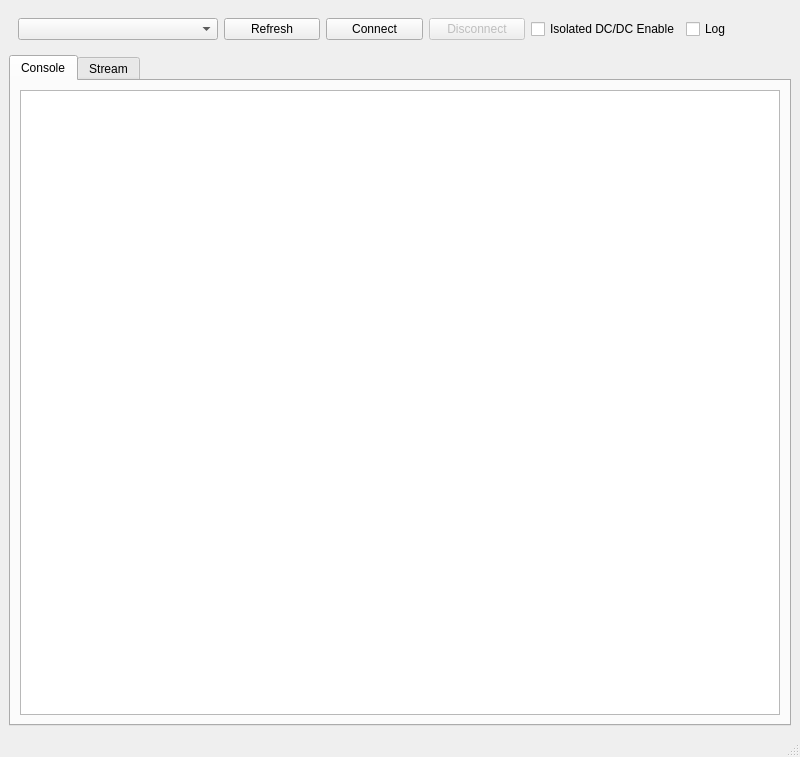
Before: the Qt Designer form main_window.ui in cosmogang/RFQ_test, drawn with Qt 5.
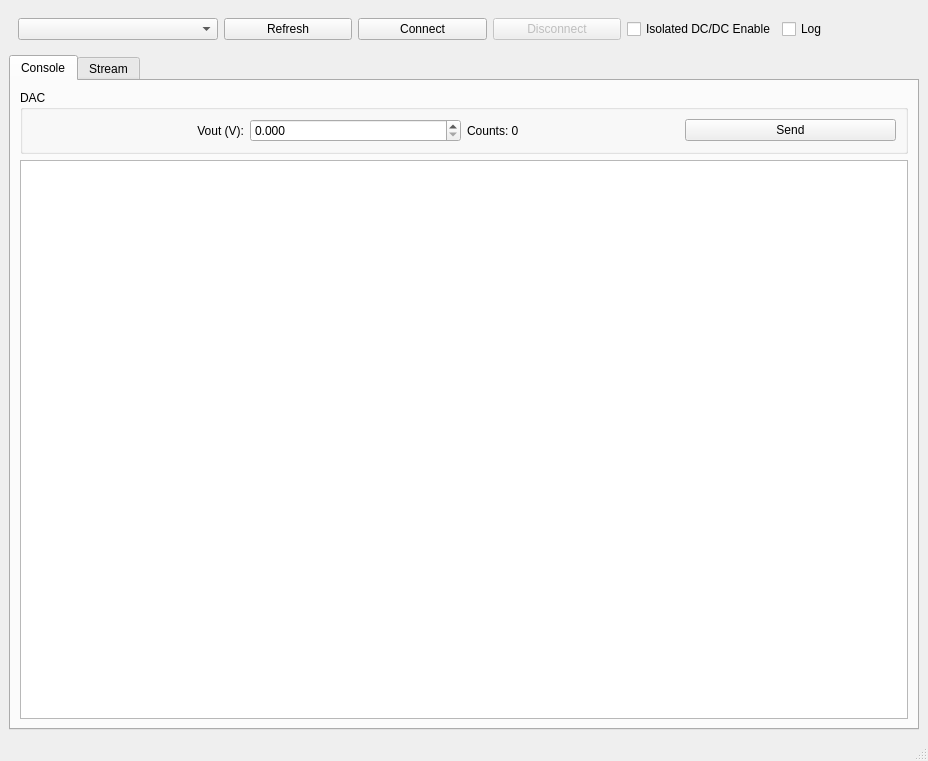
After: the same form once the commit is applied.

Commit message: Add DAC group to UI

The edit to the form file:
```diff
--- a/main_window.ui
+++ b/main_window.ui
@@ -6,8 +6,8 @@
    <rect>
     <x>0</x>
     <y>0</y>
-    <width>800</width>
-    <height>757</height>
+    <width>928</width>
+    <height>761</height>
    </rect>
   </property>
   <property name="windowTitle">
@@ -82,6 +82,52 @@
         <string>Console</string>
        </attribute>
        <layout class="QVBoxLayout" name="verticalLayout">
+        <item>
+         <widget class="QGroupBox" name="dacGroup">
+          <property name="title">
+           <string>DAC</string>
+          </property>
+          <layout class="QHBoxLayout" name="horizontalLayout_2">
+           <item>
+            <widget class="QLabel" name="label">
+             <property name="text">
+              <string>Vout (V):</string>
+             </property>
+             <property name="alignment">
+              <set>Qt::AlignmentFlag::AlignRight|Qt::AlignmentFlag::AlignTrailing|Qt::AlignmentFlag::AlignVCenter</set>
+             </property>
+            </widget>
+           </item>
+           <item>
+            <widget class="QDoubleSpinBox" name="dacVoltsSpin">
+             <property name="decimals">
+              <number>3</number>
+             </property>
+             <property name="maximum">
+              <double>5.000000000000000</double>
+             </property>
+             <property name="singleStep">
+              <double>0.010000000000000</double>
+             </property>
+            </widget>
+           </item>
+           <item>
+            <widget class="QLabel" name="dacCountsLabel">
+             <property name="text">
+              <string>Counts: 0</string>
+             </property>
+            </widget>
+           </item>
+           <item>
+            <widget class="QPushButton" name="sendDacButton">
+             <property name="text">
+              <string>Send</string>
+             </property>
+            </widget>
+           </item>
+          </layout>
+         </widget>
+        </item>
         <item>
          <widget class="QPlainTextEdit" name="consoleText"/>
         </item>
```
Left out of the diff: 2 changed lines with no effect on the pictures. The commit also changes 1 other file.
